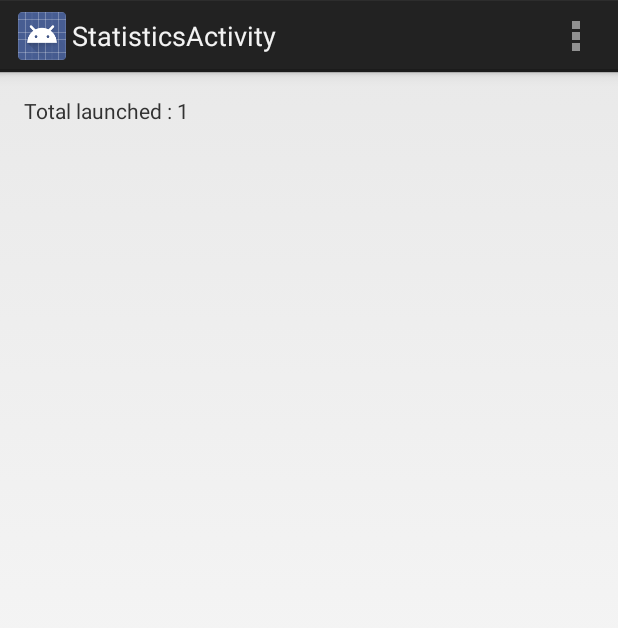
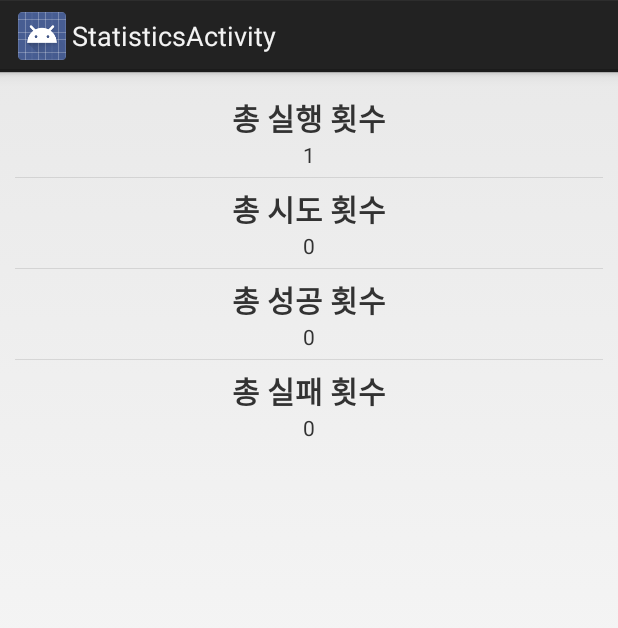
Before and after one commit to ZeroPage/MorningTypeHuman, an Android app: the StatisticsActivity screen opened directly, with no data from a screen before it, on a phone screen of 412 x 824 dp. Shown: the top 628 px of the screen. Run offline under Robolectric (Android 15) with nearby library versions, the phone set to English and light mode, and no system bars.

Commit message:
Now statistics is fully functional.

```diff
--- /dev/null
+++ b/MornigTypeHumanProject/MornigTypeHuman/src/main/java/org/zeropage/gdg/morningTypeHuman/controller/StatisticsActivityController.java
@@ -0,0 +1,50 @@
+package org.zeropage.gdg.morningTypeHuman.controller;
+
+import android.util.Log;
+import android.view.View;
+import android.view.ViewGroup;
+import android.widget.ArrayAdapter;
+import android.widget.TextView;
+import android.widget.Toast;
+
+import org.zeropage.gdg.morningTypeHuman.R;
+import org.zeropage.gdg.morningTypeHuman.model.AppStatisticsManager;
+import org.zeropage.gdg.morningTypeHuman.model.StatisticsValue;
+import org.zeropage.gdg.morningTypeHuman.view.StatisticsActivity;
+
+import java.util.ArrayList;
+
+/**
+ * Created by Skywave on 13. 9. 14.
+ */
+public class StatisticsActivityController extends ArrayAdapter<StatisticsValue>{
+    private StatisticsActivity activity;
+
+    public StatisticsActivityController(StatisticsActivity activity) {
+        super(activity, R.layout.statistics_list_row);
+        this.activity = activity;
+        clear();
+
+        ArrayList<StatisticsValue> statisticsValues = AppStatisticsManager.getStatisticsValues();
+
+        for(StatisticsValue value : statisticsValues) {
+            add(value);
+        }
+        notifyDataSetChanged();
+    }
+
+    @Override
+    public View getView(int position, View convertView, ViewGroup parent) {
+        View row = activity.getLayoutInflater().inflate(R.layout.statistics_list_row, null);
+
+        TextView description = (TextView) row.findViewById(R.id.description);
+        TextView value = (TextView) row.findViewById(R.id.value);
+
+        StatisticsValue statisticsValue = getItem(position);
+
+        description.setText(statisticsValue.description);
+        value.setText(statisticsValue.value);
+
+        return row;
+    }
+}
--- a/MornigTypeHumanProject/MornigTypeHuman/src/main/java/org/zeropage/gdg/morningTypeHuman/model/AppStatisticsManager.java
+++ b/MornigTypeHumanProject/MornigTypeHuman/src/main/java/org/zeropage/gdg/morningTypeHuman/model/AppStatisticsManager.java
@@ -5,6 +5,7 @@ import android.widget.Toast;
 
 import java.io.IOException;
 import java.io.Serializable;
+import java.util.ArrayList;
 
 /**
  * Created by Skywave on 13. 9. 14.
@@ -49,6 +50,81 @@ public class AppStatisticsManager {
         }
     }
 
+    public static void increaseTotalTries(Context context) {
+        if(isAvailable) {
+            appStatistics.totalTries++;
+            try {
+                FileStorage.saveAppStats(appStatistics);
+            } catch (IOException e) {
+                Toast.makeText(context, "통계 저장을 실패하였습니다.", Toast.LENGTH_SHORT).show();
+                e.printStackTrace();
+            }
+        }
+    }
+
+    public static int getTotalTries() {
+        if(isAvailable) {
+            return appStatistics.totalTries;
+        } else {
+            return 0;
+        }
+    }
+
+    public static void increaseTotalSucceed(Context context) {
+        if(isAvailable) {
+            appStatistics.totalSucceed++;
+            try {
+                FileStorage.saveAppStats(appStatistics);
+            } catch (IOException e) {
+                Toast.makeText(context, "통계 저장을 실패하였습니다.", Toast.LENGTH_SHORT).show();
+                e.printStackTrace();
+            }
+        }
+    }
+
+    public static int getTotalSucceed() {
+        if(isAvailable) {
+            return appStatistics.totalSucceed;
+        } else {
+            return 0;
+        }
+    }
+
+    public static void increaseTotalFailed(Context context) {
+        if(isAvailable) {
+            appStatistics.totalLaunched++;
+            try {
+                FileStorage.saveAppStats(appStatistics);
+            } catch (IOException e) {
+                Toast.makeText(context, "통계 저장을 실패하였습니다.", Toast.LENGTH_SHORT).show();
+                e.printStackTrace();
+            }
+        }
+    }
+
+    public static int getTotalFailed() {
+        if(isAvailable) {
+            return appStatistics.totalFailed;
+        } else {
+            return 0;
+        }
+    }
+
+    public static ArrayList<StatisticsValue> getStatisticsValues() {
+        ArrayList<StatisticsValue> statisticsValues = new ArrayList<StatisticsValue>();
+        statisticsValues.add(new StatisticsValue("총 실행 횟수", String.valueOf(getTotalLaunched())));
+        statisticsValues.add(new StatisticsValue("총 시도 횟수", String.valueOf(getTotalTries())));
+        statisticsValues.add(new StatisticsValue("총 성공 횟수", String.valueOf(getTotalSucceed())));
+        statisticsValues.add(new StatisticsValue("총 실패 횟수", String.valueOf(getTotalFailed())));
+
+        return statisticsValues;
+    }
+
+    public static ArrayList<StatisticsValue> getAllStatisticsValues() {
+        ArrayList<StatisticsValue> statisticsValues = getStatisticsValues();
+
+        return statisticsValues;
+    }
 }
 
 
--- /dev/null
+++ b/MornigTypeHumanProject/MornigTypeHuman/src/main/java/org/zeropage/gdg/morningTypeHuman/model/StatisticsValue.java
@@ -0,0 +1,13 @@
+package org.zeropage.gdg.morningTypeHuman.model;
+
+/**
+ * Created by Skywave on 13. 9. 14.
+ */
+public class StatisticsValue {
+    public String description;
+    public String value;
+    public StatisticsValue(String description, String value) {
+        this.description = description;
+        this.value = value;
+    }
+}
--- a/MornigTypeHumanProject/MornigTypeHuman/src/main/java/org/zeropage/gdg/morningTypeHuman/view/StatisticsActivity.java
+++ b/MornigTypeHumanProject/MornigTypeHuman/src/main/java/org/zeropage/gdg/morningTypeHuman/view/StatisticsActivity.java
@@ -2,11 +2,10 @@ package org.zeropage.gdg.morningTypeHuman.view;
 
 import android.os.Bundle;
 import android.app.Activity;
-import android.view.Menu;
-import android.widget.TextView;
 
 import org.zeropage.gdg.morningTypeHuman.R;
-import org.zeropage.gdg.morningTypeHuman.model.AppStatisticsManager;
+import org.zeropage.gdg.morningTypeHuman.controller.StatisticsActivityController;
+import org.zeropage.gdg.morningTypeHuman.view.statistics.StatisticsListView;
 
 public class StatisticsActivity extends Activity {
 
@@ -14,16 +13,8 @@ public class StatisticsActivity extends Activity {
     protected void onCreate(Bundle savedInstanceState) {
         super.onCreate(savedInstanceState);
         setContentView(R.layout.activity_statistics);
+        StatisticsActivityController controller = new StatisticsActivityController(this);
 
-        ((TextView) findViewById(R.id.textView)).setText("Total launched : " + AppStatisticsManager.getTotalLaunched());
+        ((StatisticsListView) findViewById(R.id.listView)).init(controller);
     }
-
-
-    @Override
-    public boolean onCreateOptionsMenu(Menu menu) {
-        // Inflate the menu; this adds items to the action bar if it is present.
-        getMenuInflater().inflate(R.menu.statistics, menu);
-        return true;
-    }
-
 }
--- a/MornigTypeHumanProject/MornigTypeHuman/src/main/java/org/zeropage/gdg/morningTypeHuman/view/alarmresult/AlarmResultTextView.java
+++ b/MornigTypeHumanProject/MornigTypeHuman/src/main/java/org/zeropage/gdg/morningTypeHuman/view/alarmresult/AlarmResultTextView.java
@@ -9,6 +9,7 @@ import android.util.AttributeSet;
 import android.widget.TextView;
 
 import org.zeropage.gdg.morningTypeHuman.controller.AlarmResultActivityController;
+import org.zeropage.gdg.morningTypeHuman.model.AppStatisticsManager;
 
 /**
  * Created by rino0601 on 13. 9. 13..
@@ -46,8 +47,12 @@ public class AlarmResultTextView extends TextView implements LocationListener {
     @Override
     public void onLocationChanged(Location location) {
         if (controller.isValid(location.getLatitude(), location.getLongitude())) {
+            AppStatisticsManager.increaseTotalTries(context);
+            AppStatisticsManager.increaseTotalSucceed(context);
             setText("성공!!!");
         } else {
+            AppStatisticsManager.increaseTotalTries(context);
+            AppStatisticsManager.increaseTotalFailed(context);
             setText("실패ㅠㅜ");
         }
         LocationManager manager = (LocationManager) context.getSystemService(Context.LOCATION_SERVICE);
--- /dev/null
+++ b/MornigTypeHumanProject/MornigTypeHuman/src/main/java/org/zeropage/gdg/morningTypeHuman/view/statistics/StatisticsListView.java
@@ -0,0 +1,35 @@
+package org.zeropage.gdg.morningTypeHuman.view.statistics;
+
+import android.content.Context;
+import android.util.AttributeSet;
+import android.widget.ListView;
+
+import org.zeropage.gdg.morningTypeHuman.controller.StatisticsActivityController;
+
+/**
+ * Created by Skywave on 13. 9. 14.
+ */
+public class StatisticsListView extends ListView {
+    private Context context;
+    private StatisticsActivityController controller;
+    public StatisticsListView(Context context) {
+        super(context);
+    }
+
+    public StatisticsListView(Context context, AttributeSet attrs) {
+        super(context, attrs);
+    }
+
+    public StatisticsListView(Context context, AttributeSet attrs, int defStyle) {
+        super(context, attrs, defStyle);
+    }
+
+    private void create(Context context) {
+        this.context = context;
+    }
+
+    public void init(StatisticsActivityController controller) {
+        this.controller = controller;
+        setAdapter(controller);
+    }
+}
--- a/MornigTypeHumanProject/MornigTypeHuman/src/main/res/layout/activity_statistics.xml
+++ b/MornigTypeHumanProject/MornigTypeHuman/src/main/res/layout/activity_statistics.xml
@@ -1,17 +1,11 @@
-<RelativeLayout xmlns:android="http://schemas.android.com/apk/res/android"
+<FrameLayout xmlns:android="http://schemas.android.com/apk/res/android"
     xmlns:tools="http://schemas.android.com/tools"
     android:layout_width="match_parent"
     android:layout_height="match_parent"
-    android:paddingLeft="@dimen/activity_horizontal_margin"
-    android:paddingRight="@dimen/activity_horizontal_margin"
-    android:paddingTop="@dimen/activity_vertical_margin"
-    android:paddingBottom="@dimen/activity_vertical_margin"
-    tools:context=".StatisticsActivity">
+    android:padding="10dp">
+    <org.zeropage.gdg.morningTypeHuman.view.statistics.StatisticsListView
+        android:layout_width="match_parent"
+        android:layout_height="wrap_content"
+        android:id="@+id/listView" />
 
-    <TextView
-        android:layout_width="wrap_content"
-        android:layout_height="wrap_content"
-        android:id="@+id/textView"
-        android:text="@string/hello_world" />
-
-</RelativeLayout>
+</FrameLayout>
--- /dev/null
+++ b/MornigTypeHumanProject/MornigTypeHuman/src/main/res/layout/statistics_list_row.xml
@@ -0,0 +1,22 @@
+<?xml version="1.0" encoding="utf-8"?>
+
+<LinearLayout xmlns:android="http://schemas.android.com/apk/res/android"
+    android:orientation="vertical"
+    android:layout_width="match_parent"
+    android:layout_height="wrap_content"
+    android:padding="5dp">
+    <TextView
+        android:layout_width="match_parent"
+        android:layout_height="wrap_content"
+        android:id="@+id/description"
+        android:text="Description"
+        android:textStyle="bold"
+        android:textSize="20dp"
+        android:gravity="center_horizontal" />
+    <TextView
+        android:layout_width="match_parent"
+        android:layout_height="wrap_content"
+        android:id="@+id/value"
+        android:text="Value"
+        android:gravity="center_horizontal" />
+</LinearLayout>
```
Also changed, not shown: MornigTypeHumanProject/MornigTypeHuman/src/main/java/org/zeropage/gdg/morningTypeHuman/controller/AlarmResultActivityController.java (+12 -0 lines).
